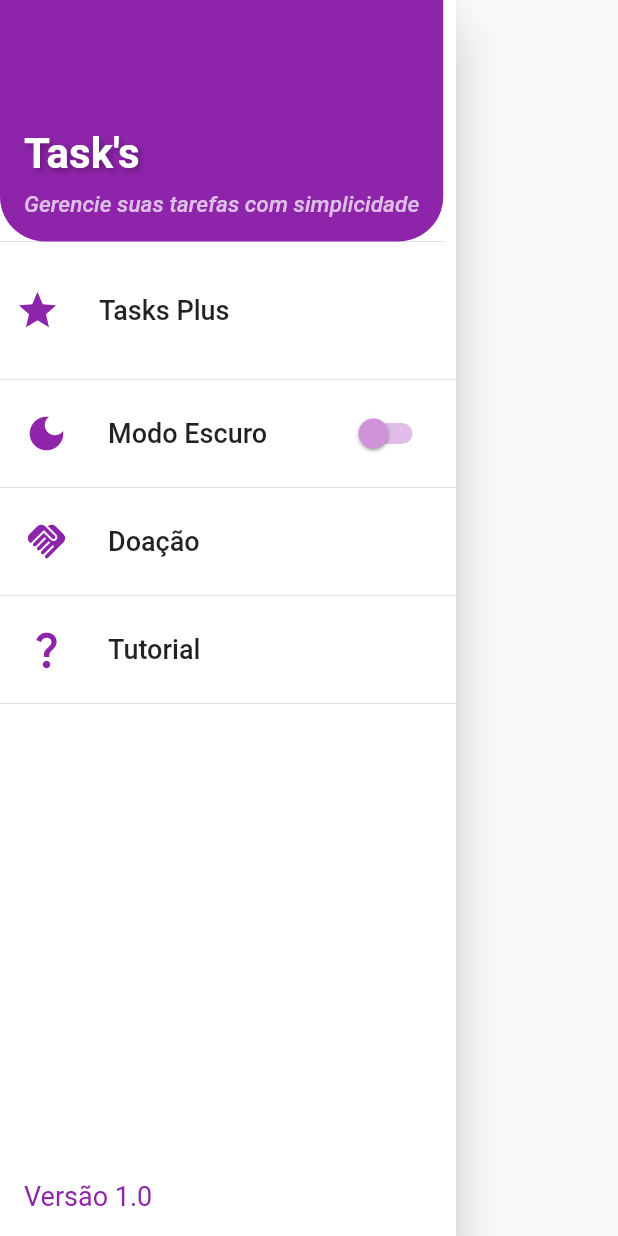
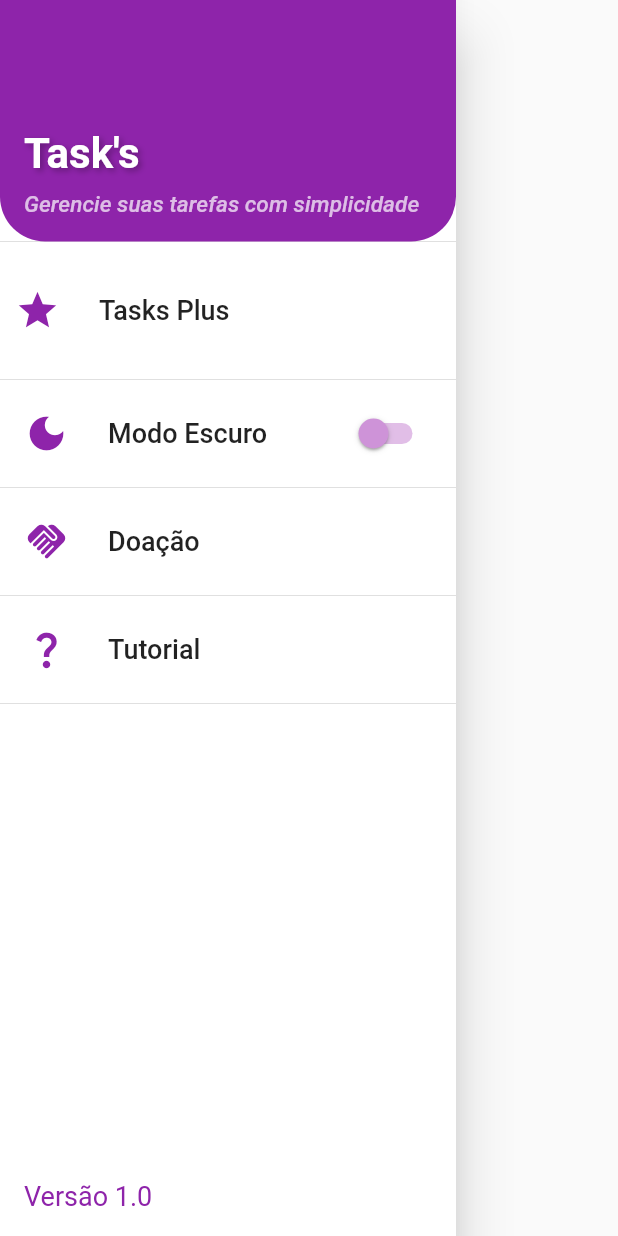
Before and after one commit to eduardoandd/todo_list, a Flutter app: the CustomDrawerWidget widget shown alone on an empty page, opened directly, on a phone screen of 412 x 824 dp. Run offline on Flutter 3.47's test engine with Material 2 defaults, Android fonts, the light colour scheme and no system bars; our stand-ins replace card_swiper, cloud_firestore, firebase_analytics, firebase_core, flutter_holo_date_picker, flutter_local_notifications and 2 more; missing offline and left inert: day_night_time_picker, profile_photo; accounts and stored records are empty; Roboto replaces fonts that are missing (Raleway).

Commit message:
alterando icone, drawer e adicionando splash screen

```diff
--- a/lib/shared/widgets/custom_drawer_widget.dart
+++ b/lib/shared/widgets/custom_drawer_widget.dart
@@ -27,12 +27,14 @@ class _CustomDrawerWidgetState extends State<CustomDrawerWidget> {
       child: Column(
         crossAxisAlignment: CrossAxisAlignment.start,
         children: [
-          DrawerHeader(
+          Container(
+            width: double.infinity,
+            child: DrawerHeader(
               decoration: BoxDecoration(
                 color: Colors.purple.shade600,
                 borderRadius: BorderRadius.only(
                   bottomLeft: Radius.circular(30),
-                bottomRight: Radius.circular(30)
+                  bottomRight: Radius.circular(30),
                 )
               ), child: Column(
                 crossAxisAlignment: CrossAxisAlignment.start,
@@ -68,6 +70,7 @@ class _CustomDrawerWidgetState extends State<CustomDrawerWidget> {
 
 
 
+            ),
           ),
           ListTile(
             contentPadding: EdgeInsets.symmetric(vertical: 10, horizontal: 10),
```
Also changed, not shown: pubspec.yaml (+15 -0 lines), assets/app/logo.png (added), pubspec.lock, 37 other files. Lines whose indentation alone changed are shown as unchanged.
